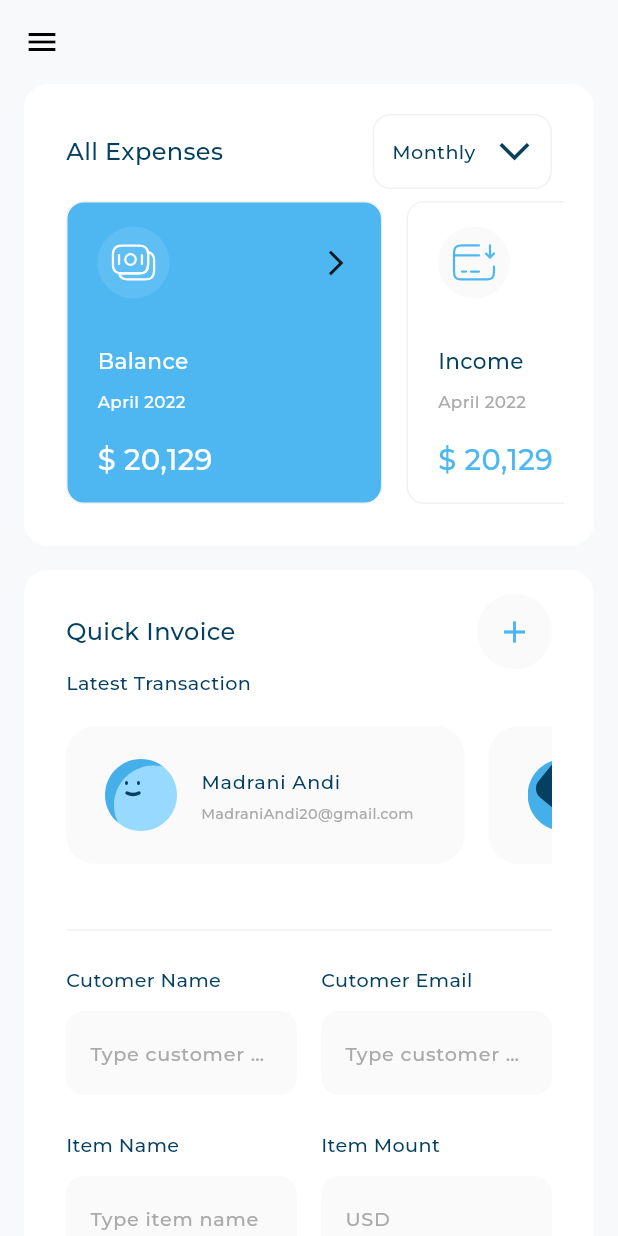
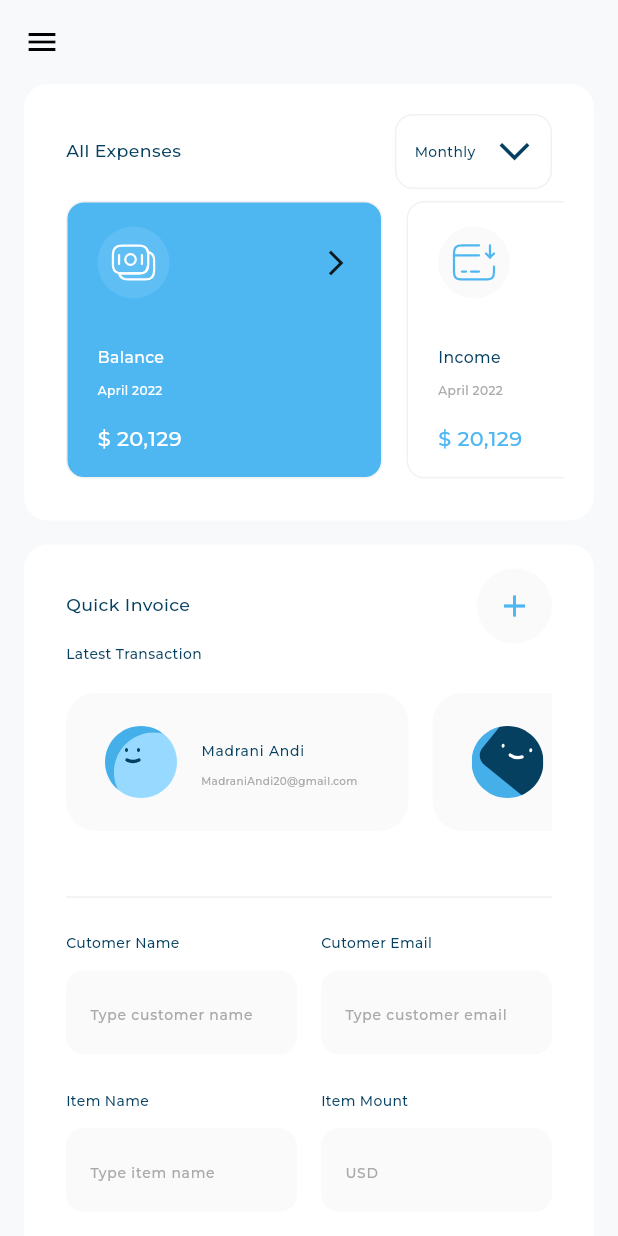
Before and after one commit to Azouz8/Responsive-Dashboard, a Flutter app: the screen it shows after launch, on a phone screen of 412 x 824 dp. Run offline on Flutter 3.47's test engine with Material 3 defaults, Android fonts, the phone set to English and light mode, and no system bars; our stand-ins replace expandable_page_view, fl_chart, flutter_svg; project files that could hold a hidden picture were left out.

Commit message:
Dashboard Finished ✅

```diff
--- a/lib/main.dart
+++ b/lib/main.dart
@@ -1,11 +1,9 @@
-import 'package:device_preview/device_preview.dart';
 import 'package:flutter/material.dart';
 import 'package:responsive_dashboard/views/dashboard_view.dart';
+// import 'package:device_preview/device_preview.dart';
 
 void main() => runApp(
-      DevicePreview(
-        builder: (context) => const ResponsiveDashBoard(),
-      ),
+      const ResponsiveDashBoard(),
     );
 
 class ResponsiveDashBoard extends StatelessWidget {
@@ -13,11 +11,11 @@ class ResponsiveDashBoard extends StatelessWidget {
 
   @override
   Widget build(BuildContext context) {
-    return MaterialApp(
+    return const MaterialApp(
       debugShowCheckedModeBanner: false,
-      locale: DevicePreview.locale(context),
-      builder: DevicePreview.appBuilder,
-      home: const DashBoardView(),
+      // locale: DevicePreview.locale(context),
+      // builder: DevicePreview.appBuilder,
+      home: DashBoardView(),
     );
   }
 }
--- a/lib/utils/app_styles.dart
+++ b/lib/utils/app_styles.dart
@@ -1,5 +1,3 @@
-import 'dart:ui';
-
 import 'package:flutter/material.dart';
 import 'package:responsive_dashboard/constants/break_points.dart';
 
@@ -98,14 +96,14 @@ abstract class AppStyles {
 double getResponsiveFontSize(BuildContext context, {required double fontSize}) {
   double scaleFactor = getScaleFactor(context);
   double responsiveFontSize = fontSize * scaleFactor;
-  if (responsiveFontSize >= fontSize * 0.8 &&
+  if (responsiveFontSize >= fontSize * 0.58 &&
       responsiveFontSize <= fontSize * 1.2) {
     return responsiveFontSize;
   } else if (responsiveFontSize > fontSize * 1.2) {
     responsiveFontSize = fontSize * 1.2;
     return responsiveFontSize;
   } else {
-    responsiveFontSize = fontSize * 0.8;
+    responsiveFontSize = fontSize * 0.58;
     return responsiveFontSize;
   }
   // responsiveFontSize.clamp(fontSize*0.8, fontSize*1.2);
@@ -123,6 +121,6 @@ double getScaleFactor(context) {
   } else if (width >= SizeConfig.tabletSize) {
     return width / 1200;
   } else {
-    return width / 900;
+    return width / 1500;
   }
 }
--- a/lib/widgets/all_expenses/financial_categ.dart
+++ b/lib/widgets/all_expenses/financial_categ.dart
@@ -7,9 +7,7 @@ class FinancialCategory extends StatelessWidget {
   final FinancialItemModel financialItemModel;
   @override
   Widget build(BuildContext context) {
-    return IntrinsicWidth(
-      child: IntrinsicHeight(
-        child: Container(
+    return Container(
       margin: const EdgeInsets.all(8),
       padding: const EdgeInsets.symmetric(horizontal: 20, vertical: 16),
       decoration: BoxDecoration(
@@ -70,8 +68,6 @@ class FinancialCategory extends StatelessWidget {
           ),
         ],
       ),
-        ),
-      ),
     );
   }
 }
--- a/lib/widgets/income/income_item_listview.dart
+++ b/lib/widgets/income/income_item_listview.dart
@@ -19,6 +19,7 @@ class IncomeItemListView extends StatelessWidget {
   @override
   Widget build(BuildContext context) {
     return ListView.builder(
+      physics: const NeverScrollableScrollPhysics(),
       itemBuilder: (context, index) =>
           IncomeItem(incomeItemModel: items[index]),
       itemCount: items.length,
--- a/lib/widgets/my_card/card_design.dart
+++ b/lib/widgets/my_card/card_design.dart
@@ -51,7 +51,7 @@ class CardDesign extends StatelessWidget {
             ),
             const Spacer(),
             Padding(
-              padding: const EdgeInsets.only(bottom: 32, right: 32),
+              padding: const EdgeInsets.only(bottom: 24, right: 32),
               child: Column(
                 crossAxisAlignment: CrossAxisAlignment.end,
                 children: [
--- a/lib/widgets/transaction_history/transaction_history.dart
+++ b/lib/widgets/transaction_history/transaction_history.dart
@@ -11,7 +11,6 @@ class TransactionHistory extends StatelessWidget {
   Widget build(BuildContext context) {
     return Container(
       padding: const EdgeInsets.symmetric(vertical: 16, horizontal: 24),
-      // margin: const EdgeInsets.only(left: 16, right: 16),
       decoration: const BoxDecoration(
         borderRadius: BorderRadius.only(
             bottomLeft: Radius.circular(16), bottomRight: Radius.circular(16)),
--- a/lib/widgets/transaction_history/transactions_listview.dart
+++ b/lib/widgets/transaction_history/transactions_listview.dart
@@ -25,10 +25,11 @@ class TransactionsListView extends StatelessWidget {
   @override
   Widget build(BuildContext context) {
     return ListView.builder(
+      physics: const NeverScrollableScrollPhysics(),
       itemBuilder: (context, index) =>
           TransactionItem(transactionHistoryItemModel: items[index]),
-          itemCount: items.length,
-          shrinkWrap: true,
+      itemCount: items.length,
+      shrinkWrap: true,
     );
   }
 }
```
Lines whose indentation alone changed are shown as unchanged.
